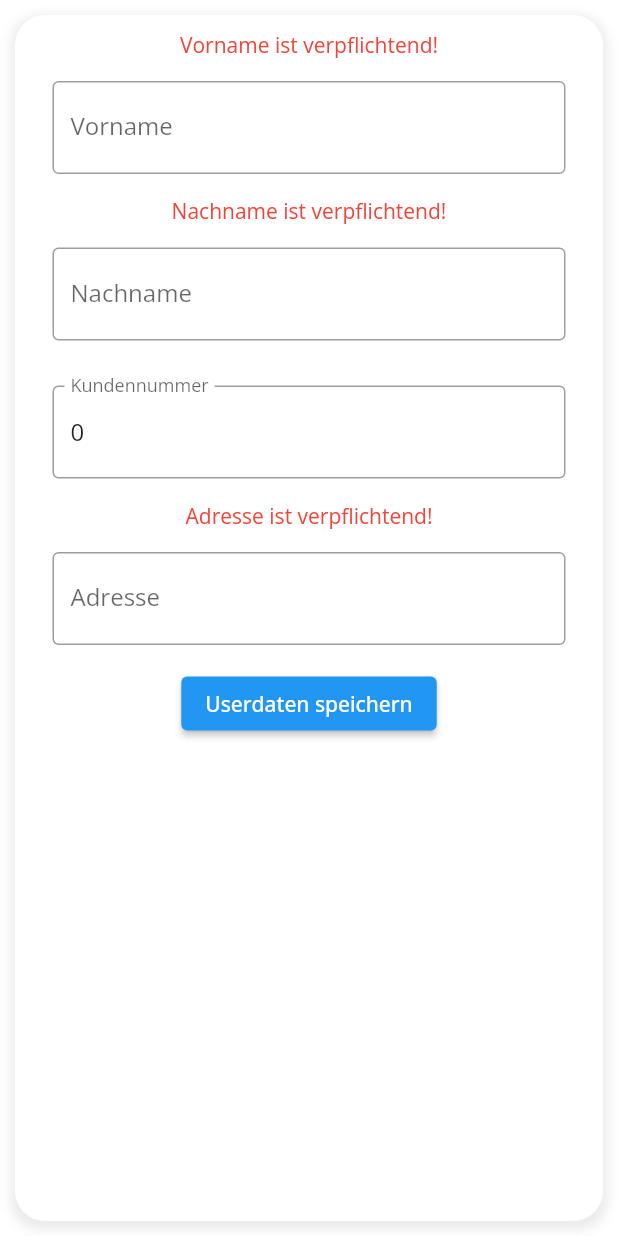
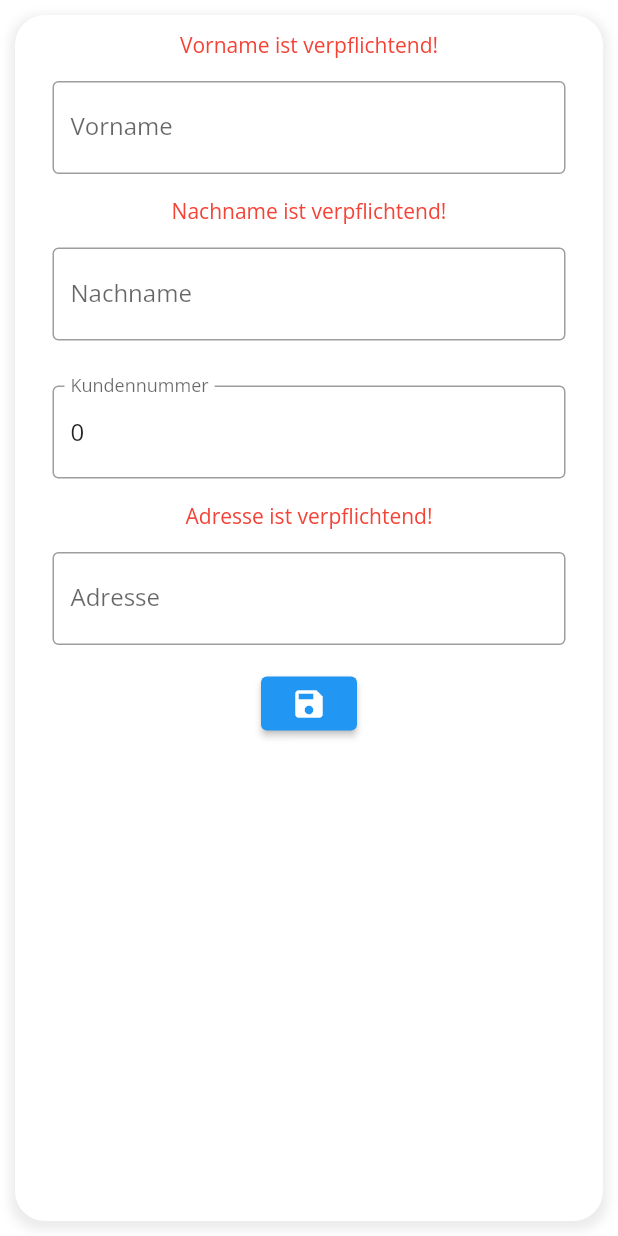
Before and after one commit to jmu-informationsystemsgroup/PJS_SS_22_KI_Materialbedarfsplanung, a Flutter app: the CreateUser widget shown alone on an empty page, opened directly with empty values, on a phone screen of 412 x 824 dp. Run offline on Flutter 3.47's test engine with Material 2 defaults, Android fonts, the phone set to English and light mode, and no system bars; our stand-ins replace camera, flutter_map, full_screen_image_null_safe, google_fonts, latlong2 and 2 more; missing offline and left inert: dart:ffi, downloads_path_provider_28; accounts and stored records are empty.

Commit message:
added icons

```diff
--- a/frontend/prototype/lib/screens/load_project/button_send_mail.dart
+++ b/frontend/prototype/lib/screens/load_project/button_send_mail.dart
@@ -45,7 +45,7 @@ class _ButtonSendMailState extends State<ButtonSendMail> {
     }
 
     return ElevatedButton(
-      child: Text('E-mail senden'),
+      child: Icon(Icons.mail),
       onPressed: () {
         _launchUrl(
             "mailto:nicolas.wild@googlemail.com?subject=$subject&body=$body");
--- a/frontend/prototype/lib/screens/load_project/create_new_user.dart
+++ b/frontend/prototype/lib/screens/load_project/create_new_user.dart
@@ -89,7 +89,7 @@ class _CreateUserState extends State<CreateUser> {
                         },
                     }
                 },
-            child: Text("Userdaten speichern")),
+            child: Icon(Icons.save)),
       ]),
     );
   }
```
